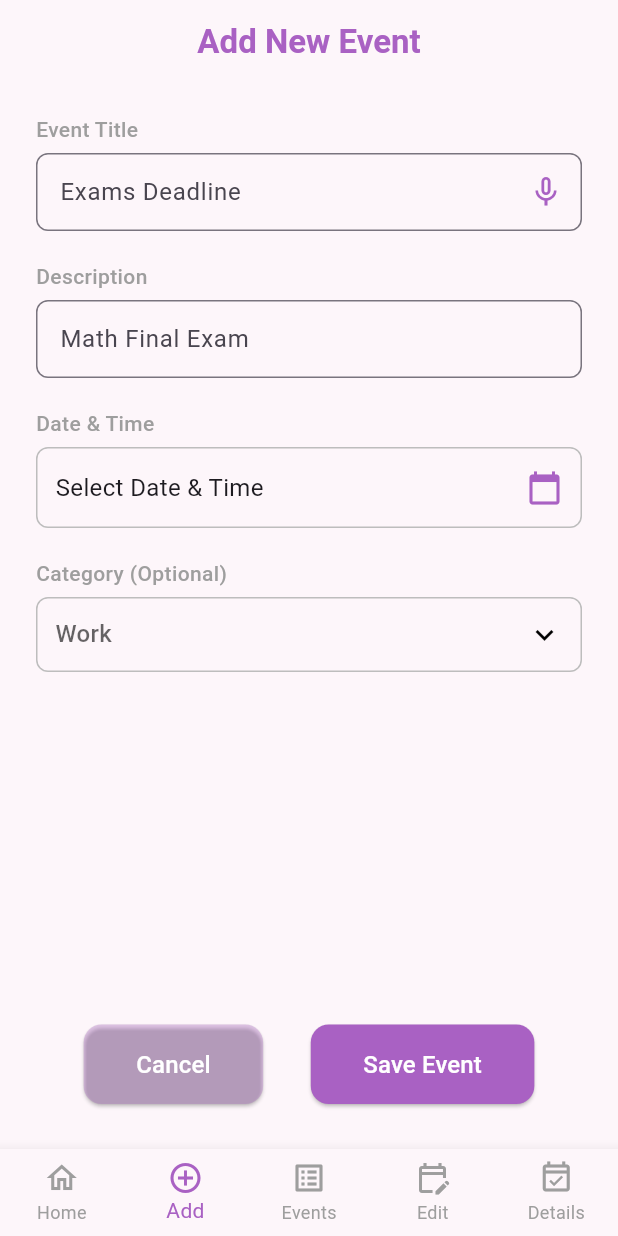
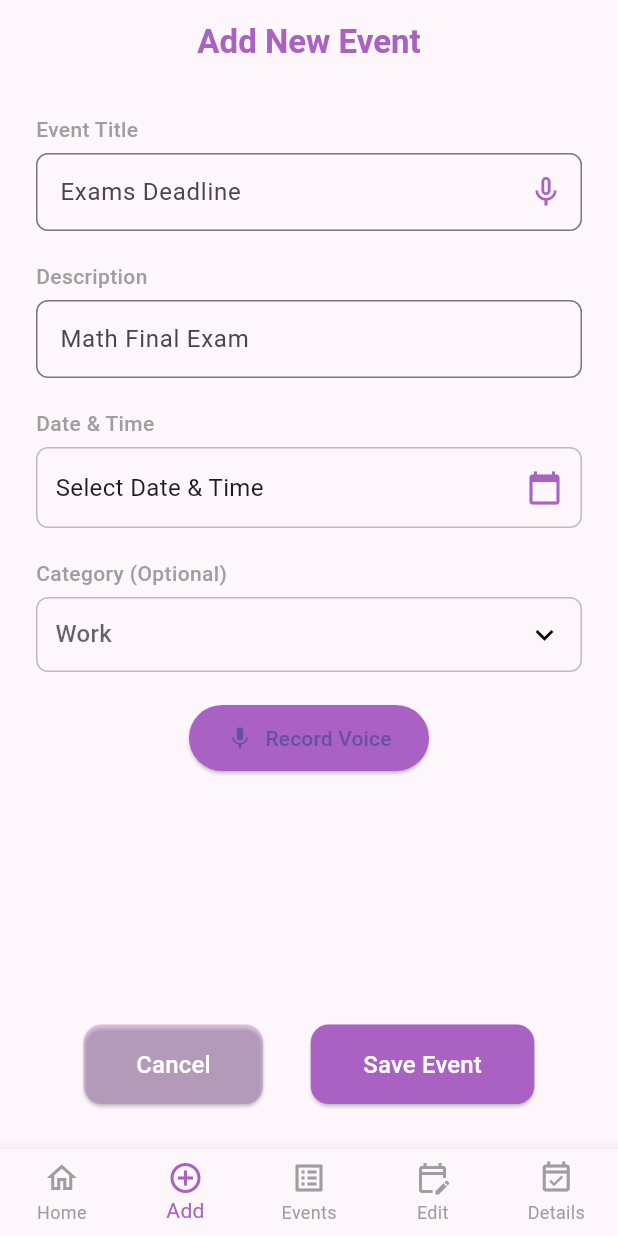
Before and after one commit to muhammadhamza67/event_countdown_app, a Flutter app: the HomeDashboardScreen screen opened directly, item 2 of the bottom bar chosen, on a phone screen of 412 x 824 dp. Run offline on Flutter 3.47's test engine with Material 3 defaults, Android fonts, the light colour scheme and no system bars; our stand-ins replace permission_handler, speech_to_text; missing offline and left inert: flutter_sound; network calls fail.

Commit message:
Initial commit

```diff
--- /dev/null
+++ b/devtools_options.yaml
@@ -0,0 +1,3 @@
+description: This file stores settings for Dart & Flutter DevTools.
+documentation: https://docs.flutter.dev/tools/devtools/extensions#configure-extension-enablement-states
+extensions:
--- a/lib/models/event.dart
+++ b/lib/models/event.dart
@@ -1,69 +1,110 @@
+import 'dart:convert';
+
 class Event {
-  String id;
-  String title;
-  String description;
-  String dateTime; // ISO date string like "2025-10-20T17:00:00Z"
-  String category;
-  bool completed;
-  String notes;
-  String color;
-
-  // 👇 New computed fields for dashboard countdown
-  String days = "0";
-  String hours = "0";
-  String minutes = "0";
-  double progressValue = 0.0;
-  DateTime? createdAt;
-
-  // 👇 New field for voice recording
-  String voicePath;
+  final String id;
+  final String title;
+  final String description;
+  final DateTime dateTime;
+  String days;            // Mutable for countdown
+  String hours;           // Mutable for countdown
+  String minutes;         // Mutable for countdown
+  double progressValue;   // Mutable for progress bar
+  final DateTime createdAt;
+  final String color;
+  final bool completed;
+  final String notes;
+  final String category;
+  final String? voicePath;
 
   Event({
     required this.id,
     required this.title,
     required this.description,
     required this.dateTime,
-    required this.category,
-    required this.completed,
-    required this.notes,
-    this.color = "purple",
-    this.days = "0",
-    this.hours = "0",
-    this.minutes = "0",
+    this.days = '0',
+    this.hours = '0',
+    this.minutes = '0',
     this.progressValue = 0.0,
-    this.createdAt,
-    this.voicePath = '', // default empty
+    required this.createdAt,
+    this.color = 'purple',
+    this.completed = false,
+    this.notes = '',
+    this.category = 'Other',
+    this.voicePath,
   });
 
+  // Convert from JSON (from backend)
   factory Event.fromJson(Map<String, dynamic> json) {
     return Event(
       id: json['id'] ?? '',
       title: json['title'] ?? '',
       description: json['description'] ?? '',
-      dateTime: json['datetime'] ?? '',
-      category: json['category'] ?? '',
+      dateTime: DateTime.parse(json['dateTime']),
+      days: json['days'] ?? '0',
+      hours: json['hours'] ?? '0',
+      minutes: json['minutes'] ?? '0',
+      progressValue: (json['progressValue'] ?? 0.0).toDouble(),
+      createdAt: DateTime.parse(json['createdAt']),
+      color: json['color'] ?? 'purple',
       completed: json['completed'] ?? false,
       notes: json['notes'] ?? '',
-      color: json['color'] ?? 'purple',
-      createdAt: json['createdAt'] != null
-          ? DateTime.parse(json['createdAt'])
-          : DateTime.now(),
-      voicePath: json['voicePath'] ?? '', // read from JSON
+      category: json['category'] ?? 'Other',
+      voicePath: json['voicePath'],
     );
   }
 
+  // Convert to JSON (for backend)
   Map<String, dynamic> toJson() {
     return {
       'id': id,
       'title': title,
       'description': description,
-      'datetime': dateTime,
-      'category': category,
+      'dateTime': dateTime.toIso8601String(),
+      'days': days,
+      'hours': hours,
+      'minutes': minutes,
+      'progressValue': progressValue,
+      'createdAt': createdAt.toIso8601String(),
+      'color': color,
       'completed': completed,
       'notes': notes,
-      'color': color,
-      'createdAt': createdAt?.toIso8601String(),
-      'voicePath': voicePath, // include in JSON
+      'category': category,
+      'voicePath': voicePath,
     };
   }
+
+  // Optional: copyWith for immutability (if needed later)
+  Event copyWith({
+    String? id,
+    String? title,
+    String? description,
+    DateTime? dateTime,
+    String? days,
+    String? hours,
+    String? minutes,
+    double? progressValue,
+    DateTime? createdAt,
+    String? color,
+    bool? completed,
+    String? notes,
+    String? category,
+    String? voicePath,
+  }) {
+    return Event(
+      id: id ?? this.id,
+      title: title ?? this.title,
+      description: description ?? this.description,
+      dateTime: dateTime ?? this.dateTime,
+      days: days ?? this.days,
+      hours: hours ?? this.hours,
+      minutes: minutes ?? this.minutes,
+      progressValue: progressValue ?? this.progressValue,
+      createdAt: createdAt ?? this.createdAt,
+      color: color ?? this.color,
+      completed: completed ?? this.completed,
+      notes: notes ?? this.notes,
+      category: category ?? this.category,
+      voicePath: voicePath ?? this.voicePath,
+    );
+  }
 }
--- a/lib/screens/add_event_screen.dart
+++ b/lib/screens/add_event_screen.dart
@@ -1,8 +1,13 @@
+import 'dart:io';
+import 'package:flutter/foundation.dart';
+import 'package:flutter/material.dart';
 import 'package:event_countdown_app/screens/homedashboard_screen.dart';
-import 'package:flutter/material.dart';
+import 'package:flutter_sound/flutter_sound.dart';
+import 'package:permission_handler/permission_handler.dart';
+import 'package:speech_to_text/speech_to_text.dart' as stt;
+import 'package:path_provider/path_provider.dart';
+import '../services/event_storage.dart';
 import '../models/event.dart';
-import '../services/event_storage.dart';
-import 'package:speech_to_text/speech_to_text.dart' as stt;
 
 class AddEventScreen extends StatefulWidget {
   const AddEventScreen({super.key});
@@ -14,25 +19,37 @@ class AddEventScreen extends StatefulWidget {
 class _AddEventScreenState extends State<AddEventScreen> {
   final TextEditingController titleController = TextEditingController();
   final TextEditingController descriptionController = TextEditingController();
+
   DateTime? selectedDate;
   TimeOfDay? selectedTime;
   String? selectedCategory;
   final List<String> categories = ['Work', 'Study', 'Personal', 'Other'];
 
-  // 🎤 Speech-to-text
   late stt.SpeechToText _speech;
   bool _isListening = false;
+
+  FlutterSoundRecorder? _recorder;
+  bool _isRecording = false;
+  String? _voicePath;
 
   @override
   void initState() {
     super.initState();
     _speech = stt.SpeechToText();
+    _recorder = FlutterSoundRecorder();
+    _initRecorder();
+  }
+
+  Future<void> _initRecorder() async {
+    await Permission.microphone.request();
+    await _recorder!.openRecorder();
   }
 
   @override
   void dispose() {
     titleController.dispose();
     descriptionController.dispose();
+    _recorder!.closeRecorder();
     super.dispose();
   }
 
@@ -54,6 +71,114 @@ class _AddEventScreenState extends State<AddEventScreen> {
       _speech.stop();
     }
   }
+
+  Future<void> _recordVoice() async {
+    if (_isRecording) {
+      await _recorder!.stopRecorder();
+      setState(() => _isRecording = false);
+    } else {
+      final dir = await getApplicationDocumentsDirectory();
+      _voicePath =
+          '${dir.path}/event_${DateTime.now().millisecondsSinceEpoch}.aac';
+      await _recorder!.startRecorder(toFile: _voicePath);
+      setState(() => _isRecording = true);
+    }
+  }
+
+  Future<void> _saveEvent() async {
+    if (titleController.text.isEmpty || selectedDate == null) {
+      ScaffoldMessenger.of(context).showSnackBar(
+        const SnackBar(content: Text('Please fill all required fields')),
+      );
+      return;
+    }
+
+    final combinedDateTime = DateTime(
+      selectedDate!.year,
+      selectedDate!.month,
+      selectedDate!.day,
+      selectedTime?.hour ?? 0,
+      selectedTime?.minute ?? 0,
+    );
+
+    final event = Event(
+      id: DateTime.now().millisecondsSinceEpoch.toString(),
+      title: titleController.text,
+      description: descriptionController.text,
+      dateTime: combinedDateTime,
+      days: '0',
+      hours: '0',
+      minutes: '0',
+      color: 'purple',
+      progressValue: 0.0,
+      completed: false,
+      notes: '',
+      category: selectedCategory ?? 'Other',
+      voicePath: _voicePath,
+      createdAt: DateTime.now(),
+    );
+
+    try {
+      await EventStorage.addEvent(event);
+
+      ScaffoldMessenger.of(context).showSnackBar(
+        const SnackBar(content: Text('Event saved successfully!')),
+      );
+
+      Navigator.pushReplacement(
+        context,
+        MaterialPageRoute(builder: (context) => const HomeDashboardScreen()),
+      );
+    } catch (e) {
+      ScaffoldMessenger.of(context).showSnackBar(
+        SnackBar(content: Text('Error saving event: $e')),
+      );
+    }
+  }
+
+  Widget _buildLabel(String text) => Padding(
+        padding: const EdgeInsets.only(bottom: 6),
+        child: Text(
+          text,
+          style: const TextStyle(
+            color: Colors.grey,
+            fontSize: 14,
+            fontWeight: FontWeight.w500,
+          ),
+        ),
+      );
+
+  InputDecoration _inputDecoration(String hint) => InputDecoration(
+        hintText: hint,
+        contentPadding: const EdgeInsets.symmetric(horizontal: 12, vertical: 14),
+        border: OutlineInputBorder(
+          borderRadius: BorderRadius.circular(8),
+          borderSide: BorderSide(color: Colors.grey.shade400),
+        ),
+        focusedBorder: OutlineInputBorder(
+          borderRadius: BorderRadius.circular(8),
+          borderSide: const BorderSide(color: Color(0xFFA961C3)),
+        ),
+      );
+
+  Widget _buildButton({
+    required String text,
+    required Color color,
+    required Color textColor,
+    required VoidCallback onTap,
+  }) =>
+      ElevatedButton(
+        onPressed: onTap,
+        style: ElevatedButton.styleFrom(
+          backgroundColor: color,
+          padding: const EdgeInsets.symmetric(horizontal: 35, vertical: 15),
+          shape: RoundedRectangleBorder(borderRadius: BorderRadius.circular(12)),
+        ),
+        child: Text(
+          text,
+          style: TextStyle(color: textColor, fontSize: 16),
+        ),
+      );
 
   @override
   Widget build(BuildContext context) {
@@ -89,7 +214,8 @@ class _AddEventScreenState extends State<AddEventScreen> {
                       controller: titleController,
                       decoration: InputDecoration(
                         hintText: 'Exams Deadline',
-                        contentPadding: const EdgeInsets.symmetric(horizontal: 12, vertical: 14),
+                        contentPadding:
+                            const EdgeInsets.symmetric(horizontal: 12, vertical: 14),
                         border: OutlineInputBorder(
                           borderRadius: BorderRadius.circular(8),
                           borderSide: BorderSide(color: Colors.grey.shade400),
@@ -184,6 +310,19 @@ class _AddEventScreenState extends State<AddEventScreen> {
                         ),
                       ),
                     ),
+                    const SizedBox(height: 20),
+                    Center(
+                      child: ElevatedButton.icon(
+                        onPressed: _recordVoice,
+                        icon: Icon(_isRecording ? Icons.stop : Icons.mic),
+                        label: Text(_isRecording ? 'Stop Recording' : 'Record Voice'),
+                        style: ElevatedButton.styleFrom(
+                          backgroundColor: const Color(0xFFA961C3),
+                          padding:
+                              const EdgeInsets.symmetric(horizontal: 25, vertical: 12),
+                        ),
+                      ),
+                    ),
                     const SizedBox(height: 30),
                   ],
                 ),
@@ -214,95 +353,4 @@ class _AddEventScreenState extends State<AddEventScreen> {
       ),
     );
   }
-
-  Future<void> _saveEvent() async {
-    if (titleController.text.isEmpty || selectedDate == null) {
-      ScaffoldMessenger.of(context).showSnackBar(
-        const SnackBar(content: Text('Please fill all required fields')),
-      );
-      return;
-    }
-
-    final combinedDateTime = DateTime(
-      selectedDate!.year,
-      selectedDate!.month,
-      selectedDate!.day,
-      selectedTime?.hour ?? 0,
-      selectedTime?.minute ?? 0,
-    );
-
-    final newEvent = Event(
-      id: DateTime.now().millisecondsSinceEpoch.toString(),
-      title: titleController.text,
-      description: descriptionController.text,
-      dateTime: combinedDateTime.toIso8601String(),
-      days: "0",
-      hours: "0",
-      minutes: "0",
-      color: "purple",
-      progressValue: 0.0,
-      createdAt: DateTime.now(),
-      category: selectedCategory ?? 'Other',
-      completed: false,
-      notes: '',
-      voicePath: '', // no separate voice field now
-    );
-
-    final events = await EventStorage.loadEvents();
-    events.add(newEvent);
-    await EventStorage.saveEvents(events);
-
-    ScaffoldMessenger.of(context).showSnackBar(
-      const SnackBar(content: Text('Event saved successfully!')),
-    );
-
-    Navigator.pushReplacement(
-      context,
-      MaterialPageRoute(builder: (context) => const HomeDashboardScreen()),
-    );
-  }
-
-  Widget _buildLabel(String text) => Padding(
-        padding: const EdgeInsets.only(bottom: 6),
-        child: Text(
-          text,
-          style: const TextStyle(
-            color: Colors.grey,
-            fontSize: 14,
-            fontWeight: FontWeight.w500,
-          ),
-        ),
-      );
-
-  InputDecoration _inputDecoration(String hint) => InputDecoration(
-        hintText: hint,
-        contentPadding: const EdgeInsets.symmetric(horizontal: 12, vertical: 14),
-        border: OutlineInputBorder(
-          borderRadius: BorderRadius.circular(8),
-          borderSide: BorderSide(color: Colors.grey.shade400),
-        ),
-        focusedBorder: OutlineInputBorder(
-          borderRadius: BorderRadius.circular(8),
-          borderSide: const BorderSide(color: Color(0xFFA961C3)),
-        ),
-      );
-
-  Widget _buildButton({
-    required String text,
-    required Color color,
-    required Color textColor,
-    required VoidCallback onTap,
-  }) =>
-      ElevatedButton(
-        onPressed: onTap,
-        style: ElevatedButton.styleFrom(
-          backgroundColor: color,
-          padding: const EdgeInsets.symmetric(horizontal: 35, vertical: 15),
-          shape: RoundedRectangleBorder(borderRadius: BorderRadius.circular(12)),
-        ),
-        child: Text(
-          text,
-          style: TextStyle(color: textColor, fontSize: 16),
-        ),
-      );
 }
--- a/lib/services/event_storage.dart
+++ b/lib/services/event_storage.dart
@@ -1,40 +1,123 @@
 import 'dart:convert';
-import 'package:flutter/services.dart';
+import 'dart:io';
+import 'package:flutter/foundation.dart';
+import 'package:path_provider/path_provider.dart';
+import 'package:http/http.dart' as http;
 import '../models/event.dart';
 
 class EventStorage {
-  static List<Event> _cachedEvents = [];
+  // Base URL depending on platform
+  static String get baseUrl {
+    if (kIsWeb) return "http://192.168.100.77:8000"; // your local IP
+    if (Platform.isAndroid) return "http://10.0.2.2:8000";
+    return "http://127.0.0.1:8000";
+  }
 
-  // ✅ Load events from JSON file
+  // ----------------------------
+  // LOAD EVENTS FROM BACKEND
+  // ----------------------------
   static Future<List<Event>> loadEvents() async {
-    if (_cachedEvents.isNotEmpty) return _cachedEvents;
+    try {
+      final response = await http.get(Uri.parse("$baseUrl/events"));
+      if (response.statusCode == 200) {
+        final List<dynamic> data = jsonDecode(response.body);
+        return data.map((e) => Event.fromJson(e)).toList();
+      } else {
+        throw Exception("Failed to load events: ${response.statusCode}");
+      }
+    } catch (e) {
+      debugPrint("Error fetching events: $e");
+      return await loadLocalEvents();
+    }
+  }
+
+  // ----------------------------
+  // ADD EVENT (Static now)
+  // ----------------------------
+  static Future<void> addEvent(Event event) async {
+    final uri = Uri.parse("$baseUrl/events");
+
+    var request = http.MultipartRequest('POST', uri)
+      ..fields['title'] = event.title
+      ..fields['description'] = event.description
+      ..fields['dateTime'] = event.dateTime.toIso8601String()
+      ..fields['days'] = event.days
+      ..fields['hours'] = event.hours
+      ..fields['minutes'] = event.minutes
+      ..fields['color'] = event.color
+      ..fields['progressValue'] = event.progressValue.toString()
+      ..fields['completed'] = event.completed.toString()
+      ..fields['notes'] = event.notes
+      ..fields['category'] = event.category
+      ..fields['createdAt'] = event.createdAt.toIso8601String();
+
+    // Add voice file if exists
+    if (event.voicePath != null && event.voicePath!.isNotEmpty && !kIsWeb) {
+      var file = await http.MultipartFile.fromPath('voice', event.voicePath!);
+      request.files.add(file);
+    }
 
     try {
-      // Read the JSON file as a string
-      final String response = await rootBundle.loadString('assets/events.json');
+      var streamedResponse = await request.send();
+      var response = await http.Response.fromStream(streamedResponse);
 
-      // Decode JSON into a map
-      final Map<String, dynamic> jsonData = jsonDecode(response);
+      if (response.statusCode != 200 && response.statusCode != 201) {
+        throw Exception("Failed to add event: ${response.body}");
+      } else {
+        debugPrint("Event added successfully: ${response.body}");
+      }
+    } catch (e) {
+      debugPrint("Error adding event: $e");
 
-      // Extract the list of events safely
-      if (jsonData.containsKey('events') && jsonData['events'] is List) {
-        final List<dynamic> data = jsonData['events'];
-        _cachedEvents = data.map((e) => Event.fromJson(e)).toList();
-      } else {
-        print("⚠️ No 'events' key found or it’s not a list.");
-        _cachedEvents = [];
+      // Save locally if server fails
+      var events = await loadLocalEvents();
+      events.add(event);
+      await saveEvents(events);
+    }
+  }
+
+  // ----------------------------
+  // DELETE EVENT
+  // ----------------------------
+  static Future<void> deleteEvent(String id) async {
+    try {
+      final response = await http.delete(Uri.parse("$baseUrl/events/$id"));
+      if (response.statusCode != 200) {
+        throw Exception("Failed to delete event: ${response.body}");
       }
+    } catch (e) {
+      debugPrint("Error deleting event: $e");
+    }
+  }
 
-      return _cachedEvents;
+  // ----------------------------
+  // LOCAL STORAGE (JSON)
+  // ----------------------------
+  static Future<String> get _localPath async {
+    final directory = await getApplicationDocumentsDirectory();
+    return directory.path;
+  }
+
+  static Future<File> get _localFile async {
+    final path = await _localPath;
+    return File('$path/events.json');
+  }
+
+  static Future<List<Event>> loadLocalEvents() async {
+    try {
+      final file = await _localFile;
+      if (!(await file.exists())) await file.writeAsString('[]');
+      final contents = await file.readAsString();
+      final List<dynamic> jsonData = jsonDecode(contents);
+      return jsonData.map((e) => Event.fromJson(e)).toList();
     } catch (e) {
-      print("❌ Error loading events: $e");
       return [];
     }
   }
 
-  // ✅ Cache or save events (for now, only in memory for web)
   static Future<void> saveEvents(List<Event> events) async {
-    _cachedEvents = events;
-    print("✅ (Web Mode) Events cached temporarily — not saved permanently.");
+    final file = await _localFile;
+    final jsonData = events.map((e) => e.toJson()).toList();
+    await file.writeAsString(jsonEncode(jsonData));
   }
 }
```
Also changed, not shown: lib/screens/homedashboard_screen.dart (+8 -5 lines), pubspec.yaml (+14 -4 lines), pubspec.lock.
